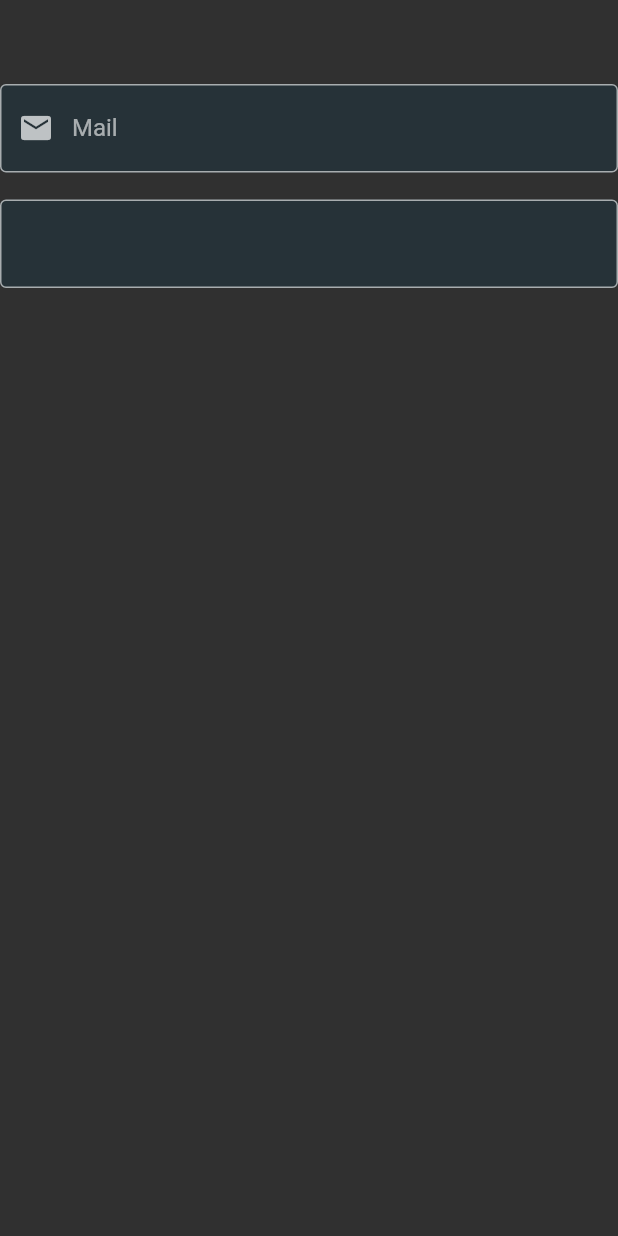
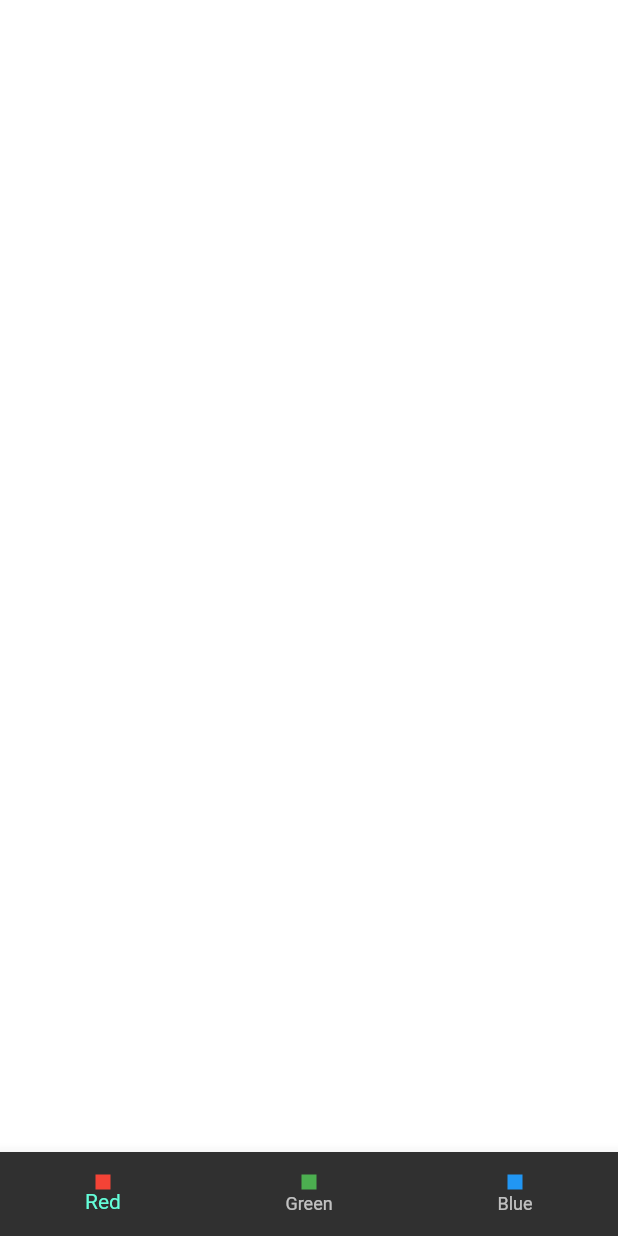
Before and after one commit to KLYCHUB/flutter_learn, a Flutter app: the screen it shows after launch, on a phone screen of 412 x 824 dp. Run offline on Flutter 3.47's test engine with Material 2 defaults, Android fonts, the light colour scheme and no system bars.

Commit message:
ColorDemos (Bottomnavigationbar)

```diff
--- a/lib/101/text_field_learn.dart
+++ b/lib/101/text_field_learn.dart
@@ -57,8 +57,8 @@ class _TextfieldLearnState extends State<TextfieldLearn> {
 
 class InputDecarationTextfield {
   final _inputDecaration = InputDecoration(
-    prefixIcon: Icon(Icons.mail),
-    border: OutlineInputBorder(),
+    prefixIcon: const Icon(Icons.mail),
+    border: const OutlineInputBorder(),
     label: Text(LngueItems().textfieldText),
     hintText: LngueItems().textfieldHintText,
   );
--- /dev/null
+++ b/lib/core/color_demos_view.dart
@@ -0,0 +1,67 @@
+import 'package:flutter/material.dart';
+
+class ColorDemos extends StatefulWidget {
+  const ColorDemos({super.key});
+
+  @override
+  State<ColorDemos> createState() => _ColorDemosState();
+}
+
+class _ColorDemosState extends State<ColorDemos> {
+  late Color _backgroundColor = Colors.transparent;
+
+  void changeBackgroundColor(Color color) {
+    setState(() {
+      _backgroundColor = color;
+    });
+  }
+
+  @override
+  Widget build(BuildContext context) {
+    return Scaffold(
+      backgroundColor: _backgroundColor,
+      bottomNavigationBar: BottomNavigationBar(
+        onTap: _colorOnTap,
+        items: const [
+          BottomNavigationBarItem(
+            icon: _ColorContanier(colors: Colors.red),
+            label: "Red",
+          ),
+          BottomNavigationBarItem(
+            icon: _ColorContanier(colors: Colors.green),
+            label: "Green",
+          ),
+          BottomNavigationBarItem(
+            icon: _ColorContanier(colors: Colors.blue),
+            label: "Blue",
+          ),
+        ],
+      ),
+    );
+  }
+
+  void _colorOnTap(int value) {
+    if (value == _ColorIndex.red.index) {
+      changeBackgroundColor(Colors.red);
+    } else if (value == _ColorIndex.green.index) {
+      changeBackgroundColor(Colors.green);
+    } else if (value == _ColorIndex.blue.index) {
+      changeBackgroundColor(Colors.blue);
+    }
+  }
+}
+
+enum _ColorIndex { red, green, blue }
+
+class _ColorContanier extends StatelessWidget {
+  const _ColorContanier({
+    required this.colors,
+  });
+
+  final Color colors;
+
+  @override
+  Widget build(BuildContext context) {
+    return Container(height: 10, width: 10, color: colors);
+  }
+}
--- a/lib/main.dart
+++ b/lib/main.dart
@@ -1,8 +1,8 @@
 import 'package:flutter/material.dart';
 import 'package:flutter/services.dart';
-import 'package:flutter_learn/101/text_field_learn.dart';
 
 import '101/color_learn.dart';
+import 'core/color_demos_view.dart';
 
 void main() {
   runApp(const MyApp());
@@ -40,7 +40,7 @@ class MyApp extends StatelessWidget {
         ),
       ),
       //home: const LifecycleLearn(message: "ErenKLYC"),
-      home: const TextfieldLearn(),
+      home: const ColorDemos(),
     );
   }
 }
```
